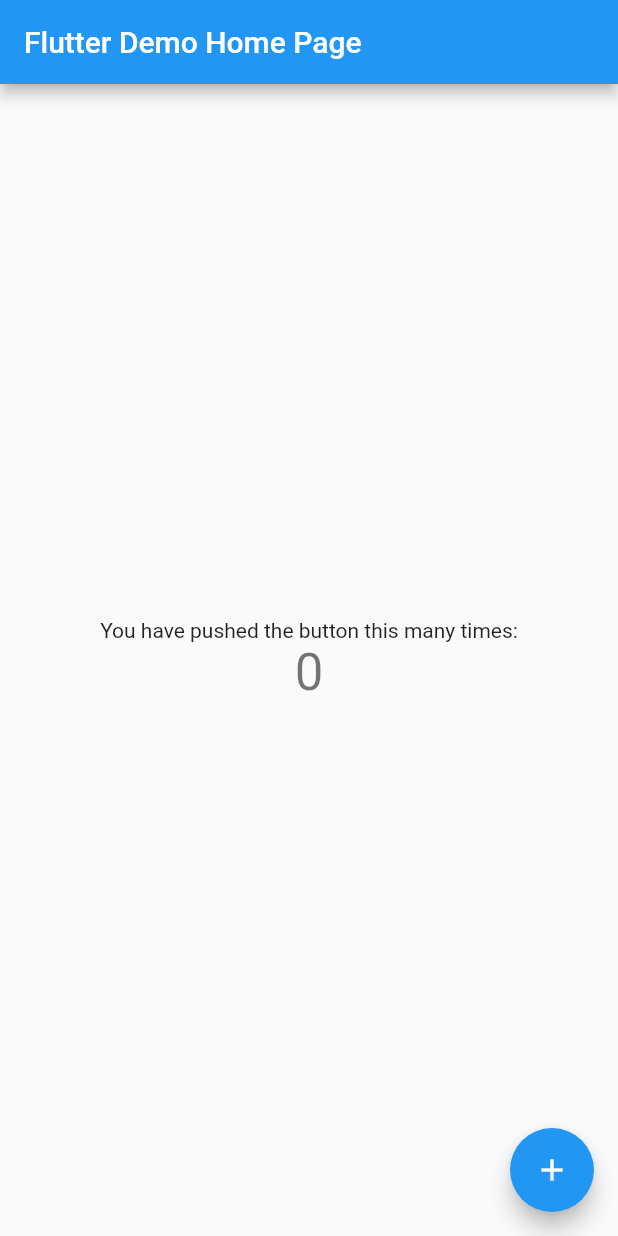
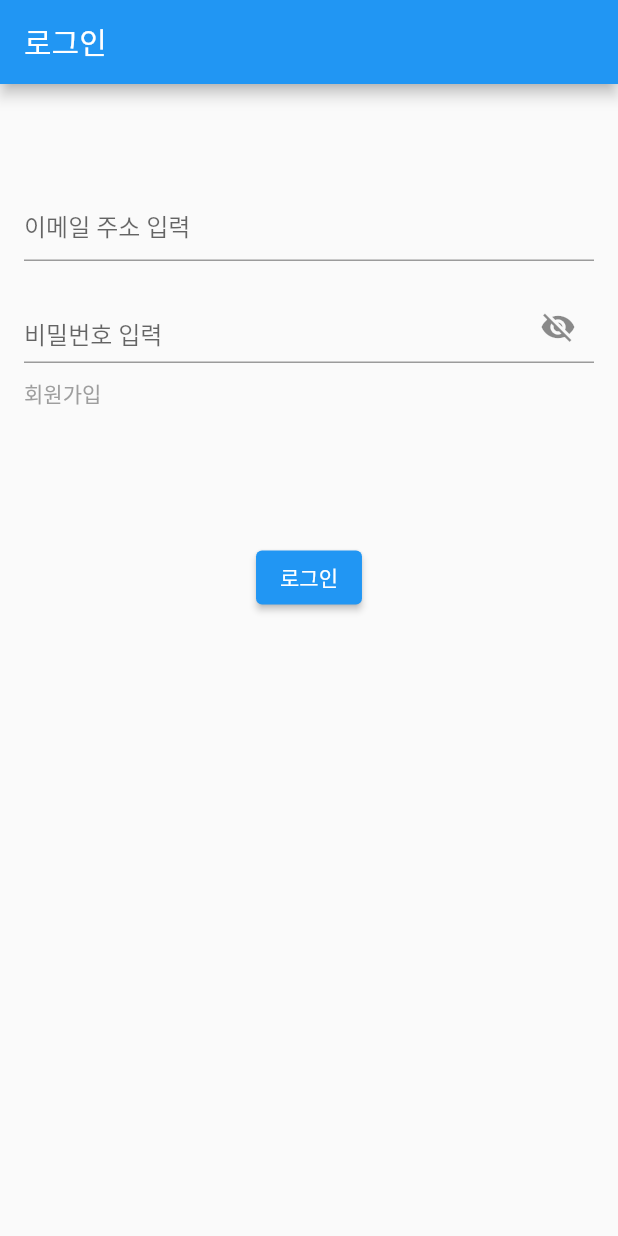
Before and after one commit to Ohgyuchan/flutter_email_sign_example, a Flutter app: the screen it shows after launch, on a phone screen of 412 x 824 dp. Run offline on Flutter 3.47's test engine with Material 2 defaults, Android fonts, the phone set to English and light mode, and no system bars; our stand-ins replace cloud_firestore, firebase_auth, firebase_core, get; accounts and stored records are empty.

Commit message:
signup & login

```diff
--- /dev/null
+++ b/lib/login_page.dart
@@ -0,0 +1,198 @@
+import 'package:email/sign_up_page.dart';
+import 'package:firebase_auth/firebase_auth.dart';
+import 'package:get/get.dart';
+import 'package:flutter/material.dart';
+
+import 'authentication.dart';
+import 'home_page.dart';
+
+class LoginPage extends StatelessWidget {
+  LoginPage({Key? key}) : super(key: key);
+  final _email = Get.arguments;
+  final _signInFormKey = GlobalKey<FormState>();
+
+  final TextEditingController _signInEmailController = TextEditingController();
+  final TextEditingController _signInPasswordController =
+      TextEditingController();
+  final loginController = Get.put(LoginController());
+
+  @override
+  Widget build(BuildContext context) {
+    return Scaffold(
+      appBar: AppBar(
+        title: Text('로그인'),
+      ),
+      body: _bodyWidget(),
+    );
+  }
+
+  _bodyWidget() {
+    if (_email != null) _signInEmailController.text = _email;
+    return Padding(
+      padding: EdgeInsets.symmetric(horizontal: 16),
+      child: Form(
+        key: _signInFormKey,
+        child: Column(
+          children: [
+            Column(
+              children: [
+                SizedBox(
+                  height: 70,
+                ),
+                emailField(),
+                SizedBox(
+                  height: 20,
+                ),
+                passwordField(),
+              ],
+            ),
+            SizedBox(
+              height: 10,
+            ),
+            Row(
+              children: [
+                GestureDetector(
+                  child: Text(
+                    '회원가입',
+                    style: TextStyle(
+                      color: Colors.grey,
+                    ),
+                  ),
+                  onTap: () {
+                    Get.to(SignUpPage());
+                  },
+                ),
+              ],
+            ),
+            SizedBox(
+              height: 88,
+            ),
+            _loginButton(),
+            SizedBox(
+              height: 33,
+            ),
+            const SizedBox(),
+            const SizedBox(),
+          ],
+        ),
+      ),
+    );
+  }
+
+  Widget _loginButton() {
+    return Obx(
+      () => ElevatedButton(
+        onPressed: () async {
+          if (_signInFormKey.currentState!.validate()) {
+            loginController.loging();
+            _emailLogin();
+          }
+        },
+        child: !loginController.isLoging.value
+            ? const Text(
+                '로그인',
+              )
+            : const CircularProgressIndicator(
+                color: Colors.white,
+              ),
+      ),
+    );
+  }
+
+  Future<void> _emailLogin() async {
+    try {
+      User? user = await Authentication.signInWithEmailAndPassword(
+          _signInEmailController.text, _signInPasswordController.text);
+      if (user != null) {
+        if (user.emailVerified) {
+          Get.to(HomePage());
+        } else {
+          Get.snackbar(
+            "이메일 인증 미확인",
+            "인증 메일을 보냈습니다. 해당 이메일을 확인하세요.🙁",
+          );
+          await FirebaseAuth.instance.signOut();
+          loginController.notLoging();
+        }
+      } else {
+        loginController.notLoging();
+      }
+    } catch (e) {
+      loginController.notLoging();
+      print('email login failed');
+      print(e.toString());
+    }
+  }
+
+  Widget emailField() {
+    return TextFormField(
+      controller: _signInEmailController,
+      keyboardType: TextInputType.emailAddress,
+      style: const TextStyle(color: Colors.black),
+      decoration: const InputDecoration(
+        contentPadding: EdgeInsets.all(0),
+        hintText: "이메일 주소 입력",
+      ),
+      validator: (value) {
+        if (value!.trim().isEmpty) {
+          return '이메일을 입력하세요.';
+        } else if (!value.isEmail) {
+          return '이메일 형식이 아닙니다.';
+        } else {
+          return null;
+        }
+      },
+    );
+  }
+
+  Widget passwordField() {
+    return Obx(
+      () => TextFormField(
+        obscureText: !loginController.visibility.value,
+        controller: _signInPasswordController,
+        style: const TextStyle(color: Colors.black),
+        decoration: InputDecoration(
+          contentPadding: const EdgeInsets.only(top: 16),
+          hintText: "비밀번호 입력",
+          suffixIcon: IconButton(
+            onPressed: () {
+              loginController.visible();
+            },
+            icon: Icon(
+              loginController.visibility.value
+                  ? Icons.visibility
+                  : Icons.visibility_off,
+            ),
+          ),
+        ),
+        validator: (value) {
+          if (value!.trim().isEmpty) {
+            return '패스워드를 입력하세요.';
+          } else {
+            return null;
+          }
+        },
+      ),
+    );
+  }
+}
+
+class LoginController extends GetxController {
+  var visibility = false.obs;
+  var isLoging = false.obs;
+
+  visible() {
+    visibility.value ? visibility.value = false : visibility.value = true;
+    update();
+  }
+
+  loging() {
+    isLoging.value = true;
+    update();
+  }
+
+  notLoging() {
+    isLoging.value = false;
+    update();
+  }
+}
--- a/lib/main.dart
+++ b/lib/main.dart
@@ -1,115 +1,21 @@
+import 'package:email/login_page.dart';
+import 'package:firebase_core/firebase_core.dart';
 import 'package:flutter/material.dart';
+import 'package:get/get.dart';
 
-void main() {
+Future<void> main() async {
+  WidgetsFlutterBinding.ensureInitialized();
+  await Firebase.initializeApp();
   runApp(const MyApp());
 }
 
 class MyApp extends StatelessWidget {
   const MyApp({Key? key}) : super(key: key);
 
-  // This widget is the root of your application.
   @override
   Widget build(BuildContext context) {
-    return MaterialApp(
-      title: 'Flutter Demo',
-      theme: ThemeData(
-        // This is the theme of your application.
-        //
-        // Try running your application with "flutter run". You'll see the
-        // application has a blue toolbar. Then, without quitting the app, try
-        // changing the primarySwatch below to Colors.green and then invoke
-        // "hot reload" (press "r" in the console where you ran "flutter run",
-        // or simply save your changes to "hot reload" in a Flutter IDE).
-        // Notice that the counter didn't reset back to zero; the application
-        // is not restarted.
-        primarySwatch: Colors.blue,
-      ),
-      home: const MyHomePage(title: 'Flutter Demo Home Page'),
+    return GetMaterialApp(
+      home: LoginPage(),
     );
   }
 }
-
-class MyHomePage extends StatefulWidget {
-  const MyHomePage({Key? key, required this.title}) : super(key: key);
-
-  // This widget is the home page of your application. It is stateful, meaning
-  // that it has a State object (defined below) that contains fields that affect
-  // how it looks.
-
-  // This class is the configuration for the state. It holds the values (in this
-  // case the title) provided by the parent (in this case the App widget) and
-  // used by the build method of the State. Fields in a Widget subclass are
-  // always marked "final".
-
-  final String title;
-
-  @override
-  State<MyHomePage> createState() => _MyHomePageState();
-}
-
-class _MyHomePageState extends State<MyHomePage> {
-  int _counter = 0;
-
-  void _incrementCounter() {
-    setState(() {
-      // This call to setState tells the Flutter framework that something has
-      // changed in this State, which causes it to rerun the build method below
-      // so that the display can reflect the updated values. If we changed
-      // _counter without calling setState(), then the build method would not be
-      // called again, and so nothing would appear to happen.
-      _counter++;
-    });
-  }
-
-  @override
-  Widget build(BuildContext context) {
-    // This method is rerun every time setState is called, for instance as done
-    // by the _incrementCounter method above.
-    //
-    // The Flutter framework has been optimized to make rerunning build methods
-    // fast, so that you can just rebuild anything that needs updating rather
-    // than having to individually change instances of widgets.
-    return Scaffold(
-      appBar: AppBar(
-        // Here we take the value from the MyHomePage object that was created by
-        // the App.build method, and use it to set our appbar title.
-        title: Text(widget.title),
-      ),
-      body: Center(
-        // Center is a layout widget. It takes a single child and positions it
-        // in the middle of the parent.
-        child: Column(
-          // Column is also a layout widget. It takes a list of children and
-          // arranges them vertically. By default, it sizes itself to fit its
-          // children horizontally, and tries to be as tall as its parent.
-          //
-          // Invoke "debug painting" (press "p" in the console, choose the
-          // "Toggle Debug Paint" action from the Flutter Inspector in Android
-          // Studio, or the "Toggle Debug Paint" command in Visual Studio Code)
-          // to see the wireframe for each widget.
-          //
-          // Column has various properties to control how it sizes itself and
-          // how it positions its children. Here we use mainAxisAlignment to
-          // center the children vertically; the main axis here is the vertical
-          // axis because Columns are vertical (the cross axis would be
-          // horizontal).
-          mainAxisAlignment: MainAxisAlignment.center,
-          children: <Widget>[
-            const Text(
-              'You have pushed the button this many times:',
-            ),
-            Text(
-              '$_counter',
-              style: Theme.of(context).textTheme.headline4,
-            ),
-          ],
-        ),
-      ),
-      floatingActionButton: FloatingActionButton(
-        onPressed: _incrementCounter,
-        tooltip: 'Increment',
-        child: const Icon(Icons.add),
-      ), // This trailing comma makes auto-formatting nicer for build methods.
-    );
-  }
-}
--- a/pubspec.yaml
+++ b/pubspec.yaml
@@ -34,6 +34,10 @@ dependencies:
   # The following adds the Cupertino Icons font to your application.
   # Use with the CupertinoIcons class for iOS style icons.
   cupertino_icons: ^1.0.2
+  get: ^4.6.1
+  firebase_auth: ^3.3.5
+  cloud_firestore: ^3.1.6
+  firebase_core: ^1.11.0
 
 dev_dependencies:
   flutter_test:
```
Also changed, not shown: lib/authentication.dart (added, +82 -0 lines), lib/email_verity.dart (added, +55 -0 lines), lib/home_page.dart (added, +15 -0 lines), lib/sign_up_page.dart (added, +273 -0 lines), assets/1.png (added), pubspec.lock, 7 other files.
